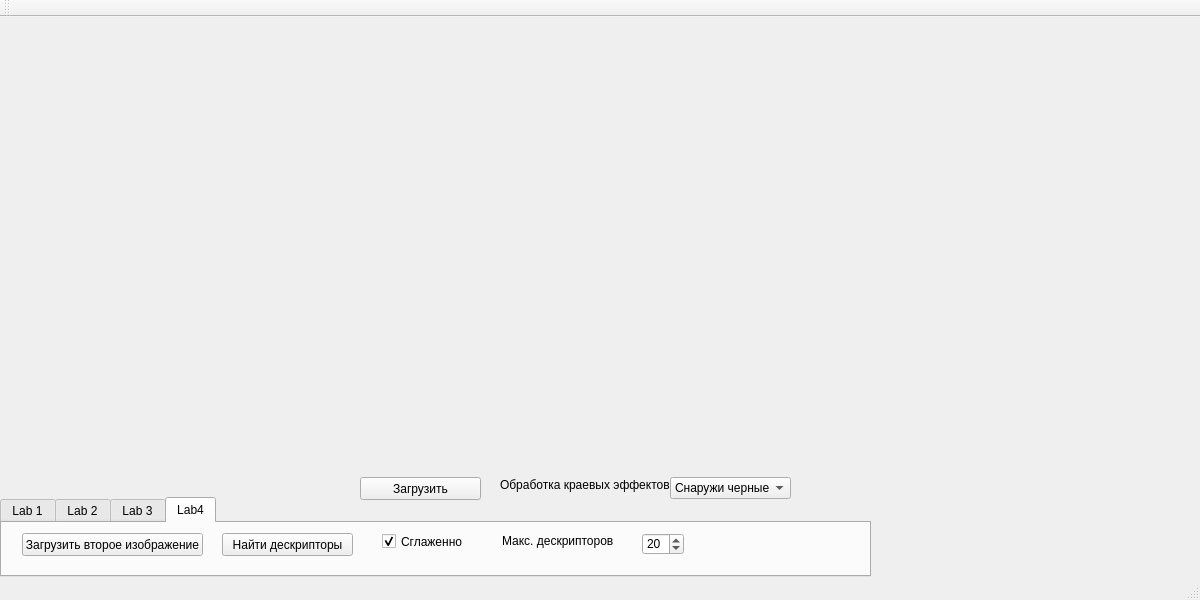
The window that mainwindow.ui (alexey8pcd/CyberVision_Lab1) describes before a commit, drawn with Qt 5.
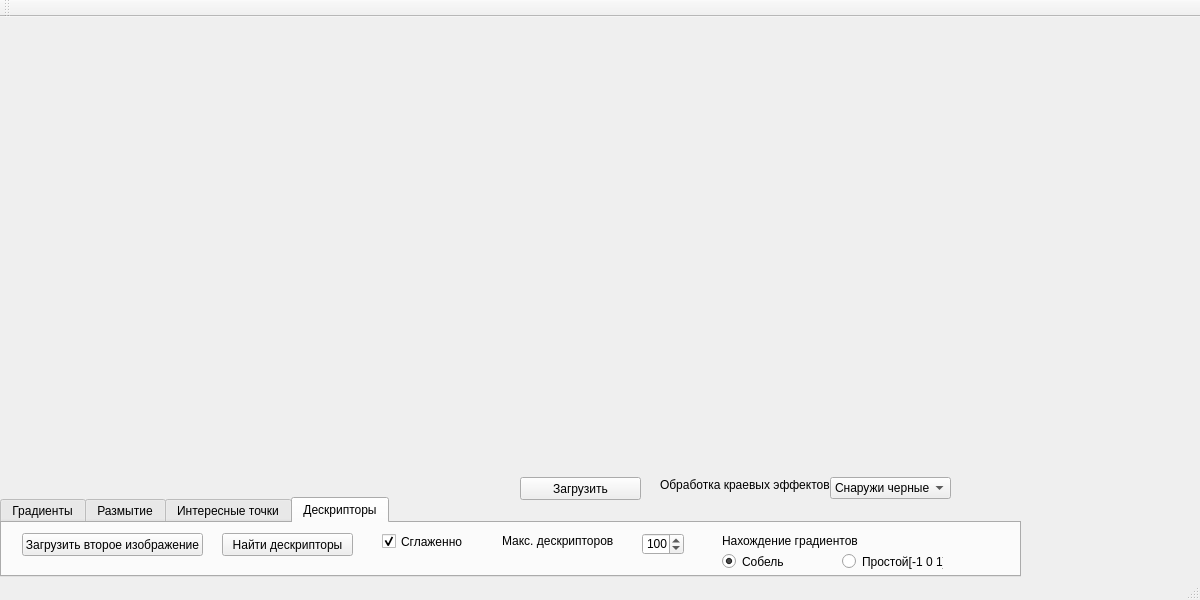
The same window after the commit.

The edit to the form file:
```diff
--- a/mainwindow.ui
+++ b/mainwindow.ui
@@ -17,7 +17,7 @@
    <widget class="QPushButton" name="bLoadImage">
     <property name="geometry">
      <rect>
-      <x>360</x>
+      <x>520</x>
       <y>460</y>
       <width>121</width>
       <height>23</height>
@@ -46,7 +46,7 @@
    <widget class="QComboBox" name="cbEdgeTypes">
     <property name="geometry">
      <rect>
-      <x>670</x>
+      <x>830</x>
       <y>460</y>
       <width>121</width>
       <height>22</height>
@@ -76,7 +76,7 @@
    <widget class="QLabel" name="lHandleWingEffects">
     <property name="geometry">
      <rect>
-      <x>500</x>
+      <x>660</x>
       <y>460</y>
       <width>171</width>
       <height>16</height>
@@ -91,7 +91,7 @@
      <rect>
       <x>0</x>
       <y>480</y>
-      <width>871</width>
+      <width>1021</width>
       <height>80</height>
      </rect>
     </property>
@@ -100,7 +100,7 @@
     </property>
     <widget class="QWidget" name="tab">
      <attribute name="title">
-      <string>Lab 1</string>
+      <string>Градиенты</string>
      </attribute>
      <widget class="QPushButton" name="bSobelX">
       <property name="geometry">
@@ -144,7 +144,7 @@
     </widget>
     <widget class="QWidget" name="tab_2">
      <attribute name="title">
-      <string>Lab 2</string>
+      <string>Размытие</string>
      </attribute>
      <widget class="QSlider" name="sliderRadius">
       <property name="geometry">
@@ -306,7 +306,7 @@
     </widget>
     <widget class="QWidget" name="tab_3">
      <attribute name="title">
-      <string>Lab 3</string>
+      <string>Интересные точки</string>
      </attribute>
      <widget class="QPushButton" name="bMoravec">
       <property name="geometry">
@@ -411,7 +411,7 @@
     </widget>
     <widget class="QWidget" name="tab_4">
      <attribute name="title">
-      <string>Lab4</string>
+      <string>Дескрипторы</string>
      </attribute>
      <widget class="QPushButton" name="bLoadImg2">
       <property name="geometry">
@@ -478,14 +478,62 @@
        </rect>
       </property>
       <property name="minimum">
-       <number>5</number>
-      </property>
-      <property name="maximum">
-       <number>500</number>
-      </property>
-      <property name="value">
        <number>20</number>
       </property>
+      <property name="maximum">
+       <number>500</number>
+      </property>
+      <property name="value">
+       <number>100</number>
+      </property>
+     </widget>
+     <widget class="QRadioButton" name="rbGradSobel">
+      <property name="geometry">
+       <rect>
+        <x>720</x>
+        <y>30</y>
+        <width>82</width>
+        <height>17</height>
+       </rect>
+      </property>
+      <property name="text">
+       <string>Собель</string>
+      </property>
+      <property name="checked">
+       <bool>true</bool>
+      </property>
+      <attribute name="buttonGroup">
+       <string notr="true">buttonGroup</string>
+      </attribute>
+     </widget>
+     <widget class="QRadioButton" name="rbGradSimple">
+      <property name="geometry">
+       <rect>
+        <x>840</x>
+        <y>30</y>
+        <width>101</width>
+        <height>17</height>
+       </rect>
+      </property>
+      <property name="text">
+       <string>Простой[-1 0 1]</string>
+      </property>
+      <attribute name="buttonGroup">
+       <string notr="true">buttonGroup</string>
+      </attribute>
+     </widget>
+     <widget class="QLabel" name="label">
+      <property name="geometry">
+       <rect>
+        <x>720</x>
+        <y>10</y>
+        <width>181</width>
+        <height>16</height>
+       </rect>
+      </property>
+      <property name="text">
+       <string>Нахождение градиентов</string>
+      </property>
      </widget>
     </widget>
    </widget>
```
Left out of the diff: 3 changed lines with no effect on the pictures.
